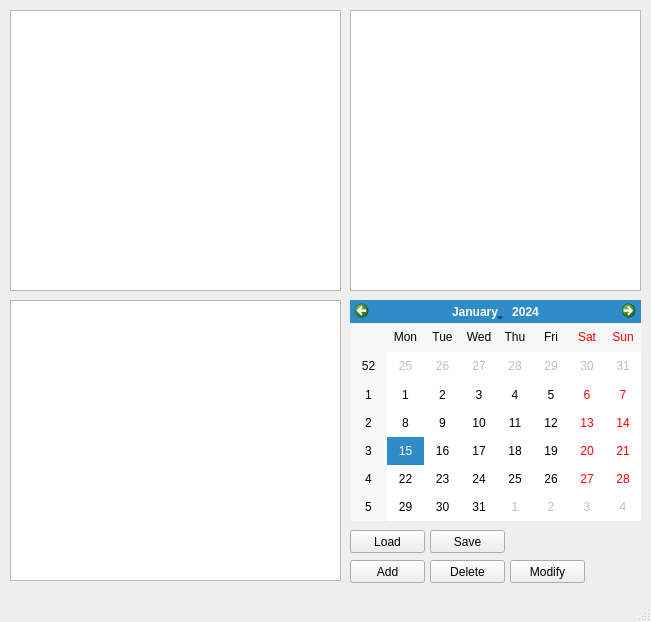
sadxussein/Organizer, file main.ui: the form before one commit.
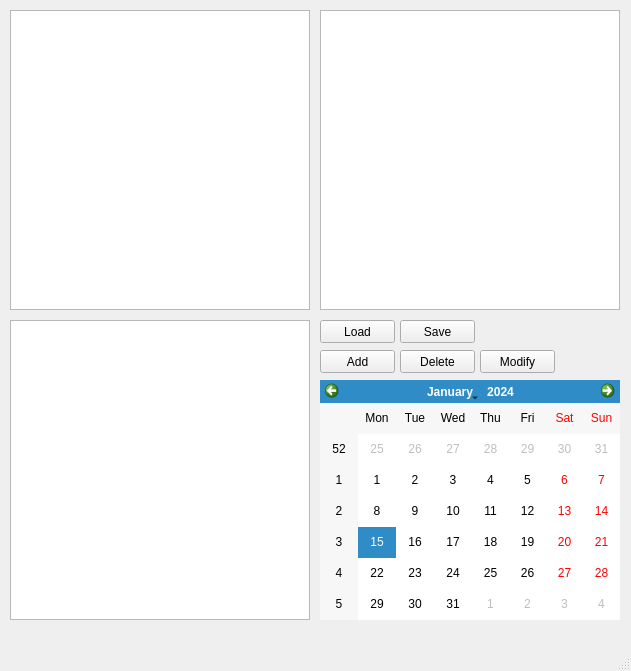
The form after the commit.

```diff
--- a/main.ui
+++ b/main.ui
@@ -6,8 +6,8 @@
    <rect>
     <x>0</x>
     <y>0</y>
-    <width>651</width>
-    <height>622</height>
+    <width>631</width>
+    <height>671</height>
    </rect>
   </property>
   <property name="windowTitle">
@@ -17,18 +17,18 @@
    <widget class="QCalendarWidget" name="calendar">
     <property name="geometry">
      <rect>
-      <x>350</x>
-      <y>300</y>
-      <width>291</width>
-      <height>221</height>
+      <x>320</x>
+      <y>380</y>
+      <width>300</width>
+      <height>240</height>
      </rect>
     </property>
    </widget>
    <widget class="QPushButton" name="open_file">
     <property name="geometry">
      <rect>
-      <x>350</x>
-      <y>530</y>
+      <x>320</x>
+      <y>320</y>
       <width>75</width>
       <height>23</height>
      </rect>
@@ -40,8 +40,8 @@
    <widget class="QPushButton" name="save_file">
     <property name="geometry">
      <rect>
-      <x>430</x>
-      <y>530</y>
+      <x>400</x>
+      <y>320</y>
       <width>75</width>
       <height>23</height>
      </rect>
@@ -53,8 +53,8 @@
    <widget class="QPushButton" name="add_task">
     <property name="geometry">
      <rect>
-      <x>350</x>
-      <y>560</y>
+      <x>320</x>
+      <y>350</y>
       <width>75</width>
       <height>23</height>
      </rect>
@@ -66,8 +66,8 @@
    <widget class="QPushButton" name="delete_task">
     <property name="geometry">
      <rect>
-      <x>430</x>
-      <y>560</y>
+      <x>400</x>
+      <y>350</y>
       <width>75</width>
       <height>23</height>
      </rect>
@@ -79,8 +79,8 @@
    <widget class="QPushButton" name="modify_task">
     <property name="geometry">
      <rect>
-      <x>510</x>
-      <y>560</y>
+      <x>480</x>
+      <y>350</y>
       <width>75</width>
       <height>23</height>
      </rect>
@@ -93,9 +93,9 @@
     <property name="geometry">
      <rect>
       <x>10</x>
-      <y>300</y>
-      <width>331</width>
-      <height>281</height>
+      <y>320</y>
+      <width>300</width>
+      <height>300</height>
      </rect>
     </property>
    </widget>
@@ -104,18 +104,18 @@
      <rect>
       <x>10</x>
       <y>10</y>
-      <width>331</width>
-      <height>281</height>
+      <width>300</width>
+      <height>300</height>
      </rect>
     </property>
    </widget>
    <widget class="QGraphicsView" name="graphics_view">
     <property name="geometry">
      <rect>
-      <x>350</x>
+      <x>320</x>
       <y>10</y>
-      <width>291</width>
-      <height>281</height>
+      <width>300</width>
+      <height>300</height>
      </rect>
     </property>
    </widget>
```
Left out of the diff: 4 changed lines with no effect on the pictures.
